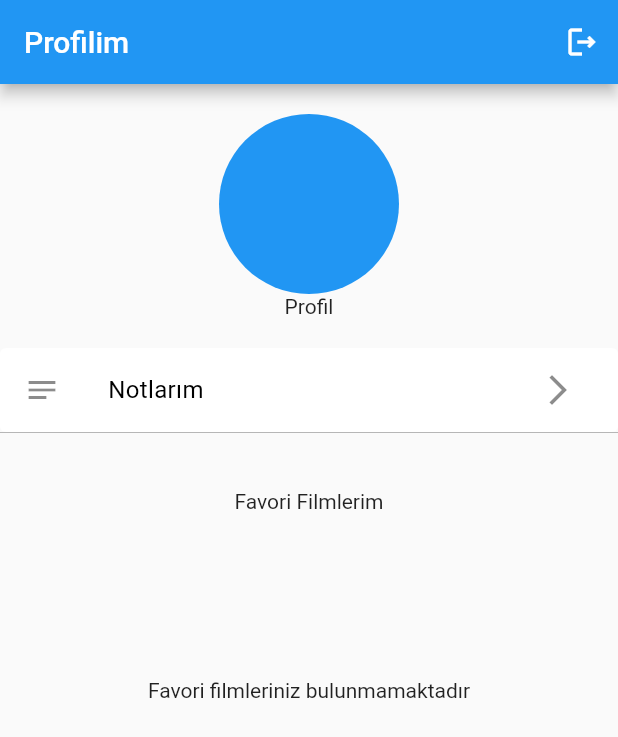
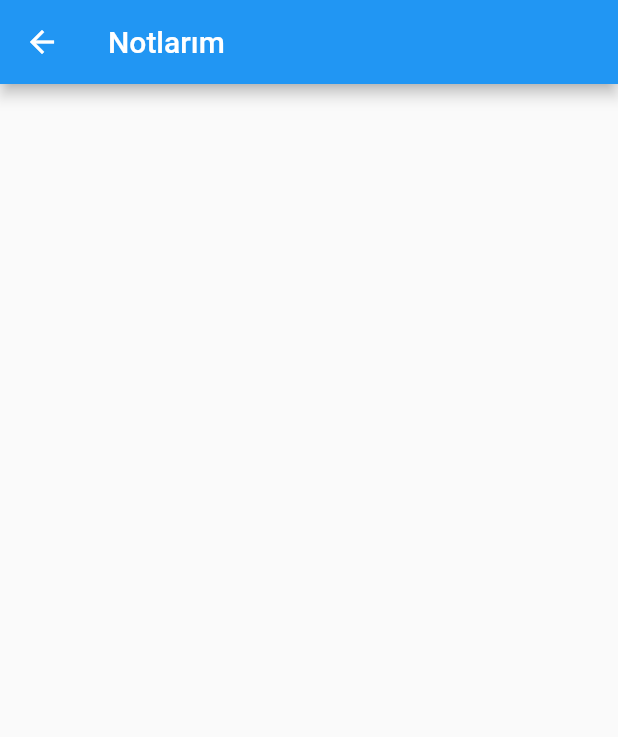
Before and after one commit to sntkgz/movie_app, a Flutter app: the ProfileScreen screen opened directly, after a tap on "Notlarım", on a phone screen of 412 x 824 dp. Shown: the top 737 px of the screen. Run offline on Flutter 3.47's test engine with Material 2 defaults, Android fonts, the light colour scheme and no system bars; our stand-ins replace bloc, cloud_firestore, dio, equatable, extended_image, firebase_auth and 8 more; accounts and stored records are empty.

Commit message:
added notes screen and changed ui

```diff
--- a/lib/router/app_router.dart
+++ b/lib/router/app_router.dart
@@ -6,6 +6,7 @@ import 'package:my_app/cubit/favorite_movie_cubit.dart';
 import 'package:my_app/cubit/movie_detail_cubit.dart';
 import 'package:my_app/models/movie.dart';
 import 'package:my_app/screens/movie_detail_screen.dart';
+import 'package:my_app/screens/notes_screen.dart';
 
 import '../screens/splash_screen.dart';
 
@@ -32,7 +33,22 @@ class AppRouter {
           transitionsBuilder: (_, a, __, c) =>
               FadeTransition(opacity: a, child: c),
         );
-
+      case '/notes_screen':
+        return PageRouteBuilder(
+          settings: RouteSettings(name: 'Notes Screen'),
+          pageBuilder: (context, animation, secondaryAnimation) =>
+              MultiBlocProvider(
+            providers: [
+              BlocProvider(
+                  create: (context) =>
+                      MovieDetailCubit(context.read<FavoriteMovieCubit>())),
+              BlocProvider(create: (context) => CommentCubit())
+            ],
+            child: NotesScreen(),
+          ),
+          transitionsBuilder: (_, a, __, c) =>
+              FadeTransition(opacity: a, child: c),
+        );
       default:
         return null;
     }
--- /dev/null
+++ b/lib/screens/notes_screen.dart
@@ -0,0 +1,19 @@
+import 'package:flutter/material.dart';
+
+class NotesScreen extends StatefulWidget {
+  const NotesScreen({Key? key}) : super(key: key);
+
+  @override
+  _NotesScreenState createState() => _NotesScreenState();
+}
+
+class _NotesScreenState extends State<NotesScreen> {
+  @override
+  Widget build(BuildContext context) {
+    return Scaffold(
+      appBar: AppBar(
+        title: Text('Notlarım'),
+      ),
+    );
+  }
+}
--- a/lib/screens/profile_screen.dart
+++ b/lib/screens/profile_screen.dart
@@ -67,7 +67,9 @@ class _ProfileScreenState extends State<ProfileScreen> {
                   ProfileItem(
                     icon: Icon(Icons.notes_outlined),
                     title: 'Notlarım',
-                    onTap: () {},
+                    onTap: () {
+                      Navigator.of(context).pushNamed('/notes_screen');
+                    },
                   ),
                 ],
               ),
```
Also changed, not shown: lib/screens/movie_detail_screen.dart (+5 -8 lines), lib/widgets/movie_image.dart (+44 -0 lines).
